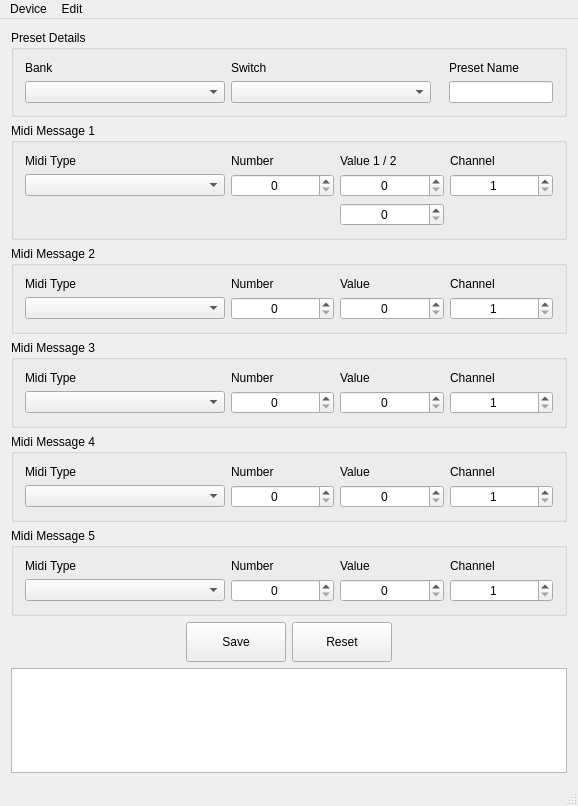
Above: mainwindow.ui from tyzjames/midi-editor before the change. Below: the same form after it.
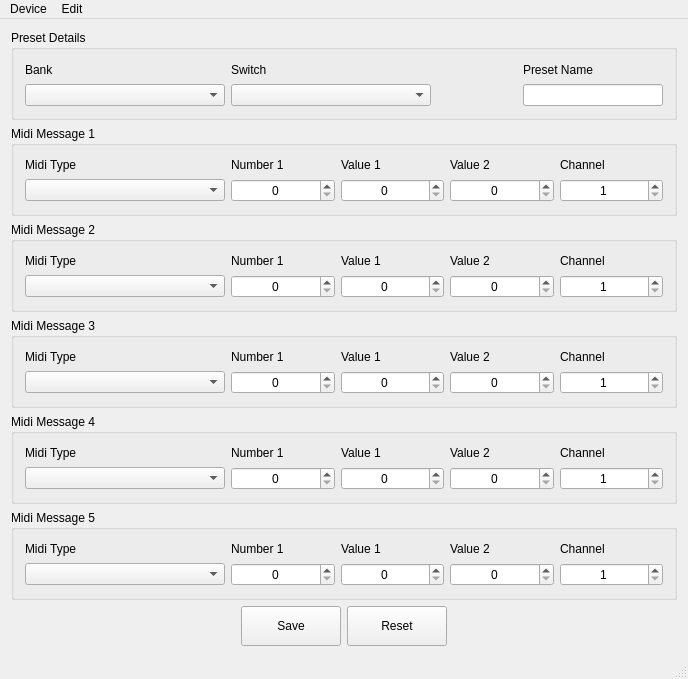
That is the form after the change.

What changed in the file:
```diff
--- a/mainwindow.ui
+++ b/mainwindow.ui
@@ -6,128 +6,21 @@
    <rect>
     <x>0</x>
     <y>0</y>
-    <width>578</width>
-    <height>806</height>
+    <width>688</width>
+    <height>679</height>
    </rect>
   </property>
   <property name="windowTitle">
    <string>MorningstarFX Midi Editor v2.03</string>
   </property>
   <widget class="QWidget" name="centralWidget">
-   <layout class="QGridLayout" name="gridLayout_3">
-    <item row="6" column="1">
-     <widget class="QPushButton" name="pushButton_save">
-      <property name="minimumSize">
-       <size>
-        <width>100</width>
-        <height>40</height>
-       </size>
-      </property>
-      <property name="text">
-       <string>Save</string>
-      </property>
-     </widget>
-    </item>
-    <item row="6" column="2">
-     <widget class="QPushButton" name="pushButton_reset">
-      <property name="minimumSize">
-       <size>
-        <width>100</width>
-        <height>40</height>
-       </size>
-      </property>
-      <property name="text">
-       <string>Reset</string>
-      </property>
-     </widget>
-    </item>
-    <item row="6" column="3">
-     <spacer name="horizontalSpacer_3">
-      <property name="orientation">
-       <enum>Qt::Horizontal</enum>
-      </property>
-      <property name="sizeHint" stdset="0">
-       <size>
-        <width>166</width>
-        <height>20</height>
-       </size>
-      </property>
-     </spacer>
-    </item>
+   <layout class="QGridLayout" name="gridLayout_7">
     <item row="1" column="0" colspan="4">
      <widget class="QGroupBox" name="groupBox_midi">
       <property name="title">
        <string>Midi Message 1</string>
       </property>
       <layout class="QGridLayout" name="gridLayout">
-       <item row="1" column="0">
-        <widget class="QComboBox" name="comboBox_type">
-         <property name="minimumSize">
-          <size>
-           <width>200</width>
-           <height>0</height>
-          </size>
-         </property>
-        </widget>
-       </item>
-       <item row="0" column="3">
-        <widget class="QLabel" name="label_channel">
-         <property name="text">
-          <string>Channel</string>
-         </property>
-         <property name="buddy">
-          <cstring>spinBox_channel</cstring>
-         </property>
-        </widget>
-       </item>
-       <item row="1" column="2">
-        <widget class="QSpinBox" name="spinBox_val">
-         <property name="minimumSize">
-          <size>
-           <width>75</width>
-           <height>0</height>
-          </size>
-         </property>
-         <property name="alignment">
-          <set>Qt::AlignCenter</set>
-         </property>
-         <property name="minimum">
-          <number>0</number>
-         </property>
-         <property name="maximum">
-          <number>127</number>
-         </property>
-        </widget>
-       </item>
-       <item row="0" column="2">
-        <widget class="QLabel" name="label_val">
-         <property name="text">
-          <string>Value 1 / 2</string>
-         </property>
-         <property name="buddy">
-          <cstring>spinBox_val</cstring>
-         </property>
-        </widget>
-       </item>
-       <item row="1" column="1">
-        <widget class="QSpinBox" name="spinBox_num">
-         <property name="minimumSize">
-          <size>
-           <width>100</width>
-           <height>0</height>
-          </size>
-         </property>
-         <property name="alignment">
-          <set>Qt::AlignCenter</set>
-         </property>
-         <property name="minimum">
-          <number>0</number>
-         </property>
-         <property name="maximum">
-          <number>127</number>
-         </property>
-        </widget>
-       </item>
        <item row="0" column="0">
         <widget class="QLabel" name="label_type">
          <property name="text">
@@ -138,59 +31,137 @@
          </property>
         </widget>
        </item>
-       <item row="1" column="3">
-        <widget class="QSpinBox" name="spinBox_channel">
-         <property name="minimumSize">
-          <size>
-           <width>100</width>
-           <height>0</height>
-          </size>
-         </property>
-         <property name="alignment">
-          <set>Qt::AlignCenter</set>
-         </property>
-         <property name="minimum">
-          <number>1</number>
-         </property>
-         <property name="maximum">
-          <number>16</number>
-         </property>
-        </widget>
-       </item>
-       <item row="2" column="2">
-        <widget class="QSpinBox" name="spinBox_val_max">
-         <property name="minimumSize">
-          <size>
-           <width>75</width>
-           <height>0</height>
-          </size>
-         </property>
-         <property name="alignment">
-          <set>Qt::AlignCenter</set>
-         </property>
-         <property name="minimum">
-          <number>0</number>
-         </property>
-         <property name="maximum">
-          <number>127</number>
-         </property>
-        </widget>
-       </item>
        <item row="0" column="1">
         <widget class="QLabel" name="label_num">
          <property name="text">
-          <string>Number</string>
+          <string>Number 1</string>
          </property>
          <property name="buddy">
           <cstring>spinBox_num</cstring>
          </property>
         </widget>
        </item>
+       <item row="0" column="2">
+        <widget class="QLabel" name="label_val">
+         <property name="text">
+          <string>Value 1</string>
+         </property>
+         <property name="buddy">
+          <cstring>spinBox_val</cstring>
+         </property>
+        </widget>
+       </item>
+       <item row="0" column="3">
+        <widget class="QLabel" name="label_val_max">
+         <property name="text">
+          <string>Value 2</string>
+         </property>
+         <property name="buddy">
+          <cstring>spinBox_val_max</cstring>
+         </property>
+        </widget>
+       </item>
+       <item row="0" column="4">
+        <widget class="QLabel" name="label_channel">
+         <property name="text">
+          <string>Channel</string>
+         </property>
+         <property name="buddy">
+          <cstring>spinBox_channel</cstring>
+         </property>
+        </widget>
+       </item>
+       <item row="1" column="0">
+        <widget class="QComboBox" name="comboBox_type">
+         <property name="minimumSize">
+          <size>
+           <width>200</width>
+           <height>0</height>
+          </size>
+         </property>
+        </widget>
+       </item>
+       <item row="1" column="1">
+        <widget class="QSpinBox" name="spinBox_num">
+         <property name="minimumSize">
+          <size>
+           <width>100</width>
+           <height>0</height>
+          </size>
+         </property>
+         <property name="alignment">
+          <set>Qt::AlignCenter</set>
+         </property>
+         <property name="minimum">
+          <number>0</number>
+         </property>
+         <property name="maximum">
+          <number>127</number>
+         </property>
+        </widget>
+       </item>
+       <item row="1" column="2">
+        <widget class="QSpinBox" name="spinBox_val">
+         <property name="minimumSize">
+          <size>
+           <width>75</width>
+           <height>0</height>
+          </size>
+         </property>
+         <property name="alignment">
+          <set>Qt::AlignCenter</set>
+         </property>
+         <property name="minimum">
+          <number>0</number>
+         </property>
+         <property name="maximum">
+          <number>127</number>
+         </property>
+        </widget>
+       </item>
+       <item row="1" column="3">
+        <widget class="QSpinBox" name="spinBox_val_max">
+         <property name="minimumSize">
+          <size>
+           <width>75</width>
+           <height>0</height>
+          </size>
+         </property>
+         <property name="alignment">
+          <set>Qt::AlignCenter</set>
+         </property>
+         <property name="minimum">
+          <number>0</number>
+         </property>
+         <property name="maximum">
+          <number>127</number>
+         </property>
+        </widget>
+       </item>
+       <item row="1" column="4">
+        <widget class="QSpinBox" name="spinBox_channel">
+         <property name="minimumSize">
+          <size>
+           <width>100</width>
+           <height>0</height>
+          </size>
+         </property>
+         <property name="alignment">
+          <set>Qt::AlignCenter</set>
+         </property>
+         <property name="minimum">
+          <number>1</number>
+         </property>
+         <property name="maximum">
+          <number>16</number>
+         </property>
+        </widget>
+       </item>
       </layout>
      </widget>
     </item>
-    <item row="6" column="0">
-     <spacer name="horizontalSpacer_2">
+    <item row="6" column="3">
+     <spacer name="horizontalSpacer_3">
       <property name="orientation">
        <enum>Qt::Horizontal</enum>
       </property>
@@ -207,44 +178,54 @@
       <property name="title">
        <string>Midi Message 3</string>
       </property>
-      <layout class="QGridLayout" name="gridLayout_6">
+      <layout class="QGridLayout" name="gridLayout_5">
+       <item row="0" column="0">
+        <widget class="QLabel" name="label_type_3">
+         <property name="text">
+          <string>Midi Type</string>
+         </property>
+         <property name="buddy">
+          <cstring>comboBox_type_3</cstring>
+         </property>
+        </widget>
+       </item>
        <item row="0" column="1">
         <widget class="QLabel" name="label_num_3">
          <property name="text">
-          <string>Number</string>
+          <string>Number 1</string>
          </property>
          <property name="buddy">
           <cstring>spinBox_num_3</cstring>
          </property>
         </widget>
        </item>
-       <item row="0" column="3">
-        <widget class="QLabel" name="label_channel_3">
-         <property name="text">
-          <string>Channel</string>
-         </property>
-         <property name="buddy">
-          <cstring>spinBox_channel_3</cstring>
-         </property>
-        </widget>
-       </item>
        <item row="0" column="2">
         <widget class="QLabel" name="label_val_3">
          <property name="text">
-          <string>Value</string>
+          <string>Value 1</string>
          </property>
          <property name="buddy">
           <cstring>spinBox_val_3</cstring>
          </property>
         </widget>
        </item>
-       <item row="0" column="0">
-        <widget class="QLabel" name="label_type_3">
+       <item row="0" column="3">
+        <widget class="QLabel" name="label_val_max_3">
          <property name="text">
-          <string>Midi Type</string>
+          <string>Value 2</string>
          </property>
          <property name="buddy">
-          <cstring>comboBox_type_3</cstring>
+          <cstring>spinBox_val_max_3</cstring>
+         </property>
+        </widget>
+       </item>
+       <item row="0" column="4">
+        <widget class="QLabel" name="label_channel_3">
+         <property name="text">
+          <string>Channel</string>
+         </property>
+         <property name="buddy">
+          <cstring>spinBox_channel_3</cstring>
          </property>
         </widget>
        </item>
@@ -297,6 +278,25 @@
         </widget>
        </item>
        <item row="1" column="3">
+        <widget class="QSpinBox" name="spinBox_val_max_3">
+         <property name="minimumSize">
+          <size>
+           <width>100</width>
+           <height>0</height>
+          </size>
+         </property>
+         <property name="alignment">
+          <set>Qt::AlignCenter</set>
+         </property>
+         <property name="minimum">
+          <number>0</number>
+         </property>
+         <property name="maximum">
+          <number>127</number>
+         </property>
+        </widget>
+       </item>
+       <item row="1" column="4">
         <widget class="QSpinBox" name="spinBox_channel_3">
          <property name="minimumSize">
           <size>
@@ -318,244 +318,12 @@
       </layout>
      </widget>
     </item>
-    <item row="2" column="0" colspan="4">
-     <widget class="QGroupBox" name="groupBox_midi_2">
-      <property name="title">
-       <string>Midi Message 2</string>
-      </property>
-      <layout class="QGridLayout" name="gridLayout_5">
-       <item row="1" column="2">
-        <widget class="QSpinBox" name="spinBox_val_2">
-         <property name="minimumSize">
-          <size>
-           <width>100</width>
-           <height>0</height>
-          </size>
-         </property>
-         <property name="alignment">
-          <set>Qt::AlignCenter</set>
-         </property>
-         <property name="minimum">
-          <number>0</number>
-         </property>
-         <property name="maximum">
-          <number>127</number>
-         </property>
-        </widget>
-       </item>
-       <item row="0" column="0">
-        <widget class="QLabel" name="label_type_2">
-         <property name="text">
-          <string>Midi Type</string>
-         </property>
-         <property name="buddy">
-          <cstring>comboBox_type_2</cstring>
-         </property>
-        </widget>
-       </item>
-       <item row="0" column="1">
-        <widget class="QLabel" name="label_num_2">
-         <property name="text">
-          <string>Number</string>
-         </property>
-         <property name="buddy">
-          <cstring>spinBox_num_2</cstring>
-         </property>
-        </widget>
-       </item>
-       <item row="0" column="2">
-        <widget class="QLabel" name="label_val_2">
-         <property name="text">
-          <string>Value</string>
-         </property>
-         <property name="buddy">
-          <cstring>spinBox_val_2</cstring>
-         </property>
-        </widget>
-       </item>
-       <item row="0" column="3">
-        <widget class="QLabel" name="label_channel_2">
-         <property name="text">
-          <string>Channel</string>
-         </property>
-         <property name="buddy">
-          <cstring>spinBox_channel_2</cstring>
-         </property>
-        </widget>
-       </item>
-       <item row="1" column="0">
-        <widget class="QComboBox" name="comboBox_type_2">
-         <property name="minimumSize">
-          <size>
-           <width>200</width>
-           <height>0</height>
-          </size>
-         </property>
-        </widget>
-       </item>
-       <item row="1" column="1">
-        <widget class="QSpinBox" name="spinBox_num_2">
-         <property name="minimumSize">
-          <size>
-           <width>100</width>
-           <height>0</height>
-          </size>
-         </property>
-         <property name="alignment">
-          <set>Qt::AlignCenter</set>
-         </property>
-         <property name="minimum">
-          <number>0</number>
-         </property>
-         <property name="maximum">
-          <number>127</number>
-         </property>
-        </widget>
-       </item>
-       <item row="1" column="3">
-        <widget class="QSpinBox" name="spinBox_channel_2">
-         <property name="minimumSize">
-          <size>
-           <width>100</width>
-           <height>0</height>
-          </size>
-         </property>
-         <property name="alignment">
-          <set>Qt::AlignCenter</set>
-         </property>
-         <property name="minimum">
-          <number>1</number>
-         </property>
-         <property name="maximum">
-          <number>16</number>
-         </property>
-        </widget>
-       </item>
-      </layout>
-     </widget>
-    </item>
-    <item row="4" column="0" colspan="4">
-     <widget class="QGroupBox" name="groupBox_midi_4">
-      <property name="title">
-       <string>Midi Message 4</string>
-      </property>
-      <layout class="QGridLayout" name="gridLayout_7">
-       <item row="1" column="0">
-        <widget class="QComboBox" name="comboBox_type_4">
-         <property name="minimumSize">
-          <size>
-           <width>200</width>
-           <height>0</height>
-          </size>
-         </property>
-        </widget>
-       </item>
-       <item row="1" column="1">
-        <widget class="QSpinBox" name="spinBox_num_4">
-         <property name="minimumSize">
-          <size>
-           <width>100</width>
-           <height>0</height>
-          </size>
-         </property>
-         <property name="alignment">
-          <set>Qt::AlignCenter</set>
-         </property>
-         <property name="minimum">
-          <number>0</number>
-         </property>
-         <property name="maximum">
-          <number>127</number>
-         </property>
-        </widget>
-       </item>
-       <item row="1" column="2">
-        <widget class="QSpinBox" name="spinBox_val_4">
-         <property name="minimumSize">
-          <size>
-           <width>100</width>
-           <height>0</height>
-          </size>
-         </property>
-         <property name="alignment">
-          <set>Qt::AlignCenter</set>
-         </property>
-         <property name="minimum">
-          <number>0</number>
-         </property>
-         <property name="maximum">
-          <number>127</number>
-         </property>
-        </widget>
-       </item>
-       <item row="1" column="3">
-        <widget class="QSpinBox" name="spinBox_channel_4">
-         <property name="minimumSize">
-          <size>
-           <width>100</width>
-           <height>0</height>
-          </size>
-         </property>
-         <property name="alignment">
-          <set>Qt::AlignCenter</set>
-         </property>
-         <property name="minimum">
-          <number>1</number>
-         </property>
-         <property name="maximum">
-          <number>16</number>
-         </property>
-        </widget>
-       </item>
-       <item row="0" column="1">
-        <widget class="QLabel" name="label_num_4">
-         <property name="text">
-          <string>Number</string>
-         </property>
-         <property name="buddy">
-          <cstring>spinBox_num_4</cstring>
-         </property>
-        </widget>
-       </item>
-       <item row="0" column="2">
-        <widget class="QLabel" name="label_val_4">
-         <property name="text">
-          <string>Value</string>
-         </property>
-         <property name="buddy">
-          <cstring>spinBox_val_4</cstring>
-         </property>
-        </widget>
-       </item>
-       <item row="0" column="3">
-        <widget class="QLabel" name="label_channel_4">
-         <property name="text">
-          <string>Channel</string>
-         </property>
-         <property name="buddy">
-          <cstring>spinBox_channel_4</cstring>
-         </property>
-        </widget>
-       </item>
-       <item row="0" column="0">
-        <widget class="QLabel" name="label_type_4">
-         <property name="text">
-          <string>Midi Type</string>
-         </property>
-         <property name="buddy">
-          <cstring>comboBox_type_4</cstring>
-         </property>
-        </widget>
-       </item>
-      </layout>
-     </widget>
-    </item>
     <item row="5" column="0" colspan="4">
      <widget class="QGroupBox" name="groupBox_midi_5">
       <property name="title">
        <string>Midi Message 5</string>
       </property>
-      <layout class="QGridLayout" name="gridLayout_8">
+      <layout class="QGridLayout" name="gridLayout_6">
        <item row="0" column="0">
         <widget class="QLabel" name="label_type_5">
          <property name="text">
@@ -569,7 +337,7 @@
        <item row="0" column="1">
         <widget class="QLabel" name="label_num_5">
          <property name="text">
-          <string>Number</string>
+          <string>Number 1</string>
          </property>
          <property name="buddy">
           <cstring>spinBox_num_5</cstring>
@@ -579,7 +347,7 @@
        <item row="0" column="2">
         <widget class="QLabel" name="label_val_5">
          <property name="text">
-          <string>Value</string>
+          <string>Value 1</string>
          </property>
          <property name="buddy">
           <cstring>spinBox_val_5</cstring>
@@ -587,6 +355,16 @@
         </widget>
        </item>
        <item row="0" column="3">
+        <widget class="QLabel" name="label_val_max_5">
+         <property name="text">
+          <string>Value 2</string>
+         </property>
+         <property name="buddy">
+          <cstring>spinBox_val_max_5</cstring>
+         </property>
+        </widget>
+       </item>
+       <item row="0" column="4">
         <widget class="QLabel" name="label_channel_5">
          <property name="text">
           <string>Channel</string>
@@ -645,6 +423,25 @@
         </widget>
        </item>
        <item row="1" column="3">
+        <widget class="QSpinBox" name="spinBox_val_max_5">
+         <property name="minimumSize">
+          <size>
+           <width>100</width>
+           <height>0</height>
+          </size>
+         </property>
+         <property name="alignment">
+          <set>Qt::AlignCenter</set>
+         </property>
+         <property name="minimum">
+          <number>0</number>
+         </property>
+         <property name="maximum">
+          <number>127</number>
+         </property>
+        </widget>
+       </item>
+       <item row="1" column="4">
         <widget class="QSpinBox" name="spinBox_channel_5">
          <property name="minimumSize">
           <size>
@@ -666,6 +463,32 @@
       </layout>
      </widget>
     </item>
+    <item row="6" column="0">
+     <spacer name="horizontalSpacer_2">
+      <property name="orientation">
+       <enum>Qt::Horizontal</enum>
+      </property>
+      <property name="sizeHint" stdset="0">
+       <size>
+        <width>166</width>
+        <height>20</height>
+       </size>
+      </property>
+     </spacer>
+    </item>
+    <item row="6" column="1">
+     <widget class="QPushButton" name="pushButton_save">
+      <property name="minimumSize">
+       <size>
+        <width>100</width>
+        <height>40</height>
+       </size>
+      </property>
+      <property name="text">
+       <string>Save</string>
+      </property>
+     </widget>
+    </item>
     <item row="0" column="0" colspan="4">
      <widget class="QGroupBox" name="groupBox_presetDetails">
       <property name="title">
@@ -739,7 +562,7 @@
         <widget class="QLineEdit" name="lineEdit_shortName">
          <property name="minimumSize">
           <size>
-           <width>100</width>
+           <width>140</width>
            <height>0</height>
           </size>
          </property>
@@ -754,8 +577,308 @@
       </layout>
      </widget>
     </item>
-    <item row="7" column="0" colspan="4">
-     <widget class="QTextBrowser" name="textBrowser_output"/>
+    <item row="4" column="0" colspan="4">
+     <widget class="QGroupBox" name="groupBox_midi_4">
+      <property name="title">
+       <string>Midi Message 4</string>
+      </property>
+      <layout class="QGridLayout" name="gridLayout_4">
+       <item row="0" column="0">
+        <widget class="QLabel" name="label_type_4">
+         <property name="text">
+          <string>Midi Type</string>
+         </property>
+         <property name="buddy">
+          <cstring>comboBox_type_4</cstring>
+         </property>
+        </widget>
+       </item>
+       <item row="0" column="1">
+        <widget class="QLabel" name="label_num_4">
+         <property name="text">
+          <string>Number 1</string>
+         </property>
+         <property name="buddy">
+          <cstring>spinBox_num_4</cstring>
+         </property>
+        </widget>
+       </item>
+       <item row="0" column="2">
+        <widget class="QLabel" name="label_val_4">
+         <property name="text">
+          <string>Value 1</string>
+         </property>
+         <property name="buddy">
+          <cstring>spinBox_val_4</cstring>
+         </property>
+        </widget>
+       </item>
+       <item row="0" column="3">
+        <widget class="QLabel" name="label_val_max_4">
+         <property name="text">
+          <string>Value 2</string>
+         </property>
+         <property name="buddy">
+          <cstring>spinBox_val_max_4</cstring>
+         </property>
+        </widget>
+       </item>
+       <item row="0" column="4">
+        <widget class="QLabel" name="label_channel_4">
+         <property name="text">
+          <string>Channel</string>
+         </property>
+         <property name="buddy">
+          <cstring>spinBox_channel_4</cstring>
+         </property>
+        </widget>
+       </item>
+       <item row="1" column="0">
+        <widget class="QComboBox" name="comboBox_type_4">
+         <property name="minimumSize">
+          <size>
+           <width>200</width>
+           <height>0</height>
+          </size>
+         </property>
+        </widget>
+       </item>
+       <item row="1" column="1">
+        <widget class="QSpinBox" name="spinBox_num_4">
+         <property name="minimumSize">
+          <size>
+           <width>100</width>
+           <height>0</height>
+          </size>
+         </property>
+         <property name="alignment">
+          <set>Qt::AlignCenter</set>
+         </property>
+         <property name="minimum">
+          <number>0</number>
+         </property>
+         <property name="maximum">
+          <number>127</number>
+         </property>
+        </widget>
+       </item>
+       <item row="1" column="2">
+        <widget class="QSpinBox" name="spinBox_val_4">
+         <property name="minimumSize">
+          <size>
+           <width>100</width>
+           <height>0</height>
+          </size>
+         </property>
+         <property name="alignment">
+          <set>Qt::AlignCenter</set>
+         </property>
+         <property name="minimum">
+          <number>0</number>
+         </property>
+         <property name="maximum">
+          <number>127</number>
+         </property>
+        </widget>
+       </item>
+       <item row="1" column="3">
+        <widget class="QSpinBox" name="spinBox_val_max_4">
+         <property name="minimumSize">
+          <size>
+           <width>100</width>
+           <height>0</height>
+          </size>
+         </property>
+         <property name="alignment">
+          <set>Qt::AlignCenter</set>
+         </property>
+         <property name="minimum">
+          <number>0</number>
+         </property>
+         <property name="maximum">
+          <number>127</number>
+         </property>
+        </widget>
+       </item>
+       <item row="1" column="4">
+        <widget class="QSpinBox" name="spinBox_channel_4">
+         <property name="minimumSize">
+          <size>
+           <width>100</width>
+           <height>0</height>
+          </size>
+         </property>
+         <property name="alignment">
+          <set>Qt::AlignCenter</set>
+         </property>
+         <property name="minimum">
+          <number>1</number>
+         </property>
+         <property name="maximum">
+          <number>16</number>
+         </property>
+        </widget>
+       </item>
+      </layout>
+     </widget>
+    </item>
+    <item row="2" column="0" colspan="4">
+     <widget class="QGroupBox" name="groupBox_midi_2">
+      <property name="title">
+       <string>Midi Message 2</string>
+      </property>
+      <layout class="QGridLayout" name="gridLayout_3">
+       <item row="0" column="0">
+        <widget class="QLabel" name="label_type_2">
+         <property name="text">
+          <string>Midi Type</string>
+         </property>
+         <property name="buddy">
+          <cstring>comboBox_type_2</cstring>
+         </property>
+        </widget>
+       </item>
+       <item row="0" column="1">
+        <widget class="QLabel" name="label_num_2">
+         <property name="text">
+          <string>Number 1</string>
+         </property>
+         <property name="buddy">
+          <cstring>spinBox_num_2</cstring>
+         </property>
+        </widget>
+       </item>
+       <item row="0" column="2">
+        <widget class="QLabel" name="label_val_2">
+         <property name="text">
+          <string>Value 1</string>
+         </property>
+         <property name="buddy">
+          <cstring>spinBox_val_2</cstring>
+         </property>
+        </widget>
+       </item>
+       <item row="0" column="3">
+        <widget class="QLabel" name="label_val_max_2">
+         <property name="text">
+          <string>Value 2</string>
+         </property>
+         <property name="buddy">
+          <cstring>spinBox_val_max_2</cstring>
+         </property>
+        </widget>
+       </item>
+       <item row="0" column="4">
+        <widget class="QLabel" name="label_channel_2">
+         <property name="text">
+          <string>Channel</string>
+         </property>
+         <property name="buddy">
+          <cstring>spinBox_channel_2</cstring>
+         </property>
+        </widget>
+       </item>
+       <item row="1" column="0">
+        <widget class="QComboBox" name="comboBox_type_2">
+         <property name="minimumSize">
+          <size>
+           <width>200</width>
+           <height>0</height>
+          </size>
+         </property>
+        </widget>
+       </item>
+       <item row="1" column="1">
+        <widget class="QSpinBox" name="spinBox_num_2">
+         <property name="minimumSize">
+          <size>
+           <width>100</width>
+           <height>0</height>
+          </size>
+         </property>
+         <property name="alignment">
+          <set>Qt::AlignCenter</set>
+         </property>
+         <property name="minimum">
+          <number>0</number>
+         </property>
+         <property name="maximum">
+          <number>127</number>
+         </property>
+        </widget>
+       </item>
+       <item row="1" column="2">
+        <widget class="QSpinBox" name="spinBox_val_2">
+         <property name="minimumSize">
+          <size>
+           <width>100</width>
+           <height>0</height>
+          </size>
+         </property>
+         <property name="alignment">
+          <set>Qt::AlignCenter</set>
+         </property>
+         <property name="minimum">
+          <number>0</number>
+         </property>
+         <property name="maximum">
+          <number>127</number>
+         </property>
+        </widget>
+       </item>
+       <item row="1" column="3">
+        <widget class="QSpinBox" name="spinBox_val_max_2">
+         <property name="minimumSize">
+          <size>
+           <width>100</width>
+           <height>0</height>
+          </size>
+         </property>
+         <property name="alignment">
+          <set>Qt::AlignCenter</set>
+         </property>
+         <property name="minimum">
+          <number>0</number>
+         </property>
+         <property name="maximum">
+          <number>127</number>
+         </property>
+        </widget>
+       </item>
+       <item row="1" column="4">
+        <widget class="QSpinBox" name="spinBox_channel_2">
+         <property name="minimumSize">
+          <size>
+           <width>100</width>
+           <height>0</height>
+          </size>
+         </property>
+         <property name="alignment">
+          <set>Qt::AlignCenter</set>
+         </property>
+         <property name="minimum">
+          <number>1</number>
+         </property>
+         <property name="maximum">
+          <number>16</number>
+         </property>
+        </widget>
+       </item>
+      </layout>
+     </widget>
+    </item>
+    <item row="6" column="2">
+     <widget class="QPushButton" name="pushButton_reset">
+      <property name="minimumSize">
+       <size>
+        <width>100</width>
+        <height>40</height>
+       </size>
+      </property>
+      <property name="text">
+       <string>Reset</string>
+      </property>
+     </widget>
     </item>
    </layout>
   </widget>
@@ -764,7 +887,7 @@
     <rect>
      <x>0</x>
      <y>0</y>
-     <width>578</width>
+     <width>688</width>
      <height>22</height>
     </rect>
    </property>
```
Left out of the diff: 5 changed lines with no effect on the pictures.
